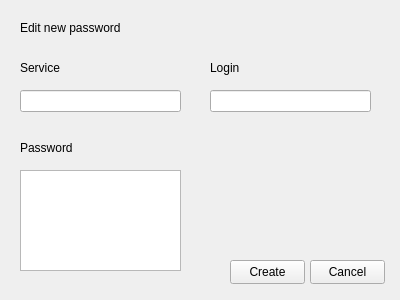
Above: editwidget.ui from pkuszn/PasswordManagerQT before the change. Below: the same form after it.
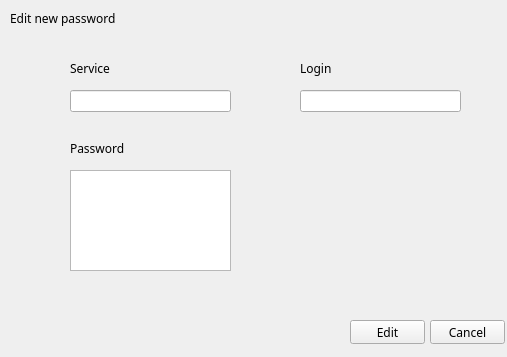
That is the form after the change.

Patch:
```diff
--- a/editwidget.ui
+++ b/editwidget.ui
@@ -6,18 +6,23 @@
    <rect>
     <x>0</x>
     <y>0</y>
-    <width>400</width>
-    <height>300</height>
+    <width>507</width>
+    <height>357</height>
    </rect>
   </property>
+  <property name="font">
+   <font>
+    <family>Fira Code Medium</family>
+   </font>
+  </property>
   <property name="windowTitle">
    <string>Form</string>
   </property>
   <widget class="QPushButton" name="pushButton_2">
    <property name="geometry">
     <rect>
-     <x>310</x>
-     <y>260</y>
+     <x>430</x>
+     <y>320</y>
      <width>75</width>
      <height>24</height>
     </rect>
@@ -29,7 +34,7 @@
   <widget class="QLineEdit" name="lineEdit_2">
    <property name="geometry">
     <rect>
-     <x>210</x>
+     <x>300</x>
      <y>90</y>
      <width>161</width>
      <height>22</height>
@@ -39,7 +44,7 @@
   <widget class="QLabel" name="label_4">
    <property name="geometry">
     <rect>
-     <x>210</x>
+     <x>300</x>
      <y>60</y>
      <width>81</width>
      <height>16</height>
@@ -52,7 +57,7 @@
   <widget class="QTextEdit" name="textEdit">
    <property name="geometry">
     <rect>
-     <x>20</x>
+     <x>70</x>
      <y>170</y>
      <width>161</width>
      <height>101</height>
@@ -62,20 +67,20 @@
   <widget class="QPushButton" name="pushButton">
    <property name="geometry">
     <rect>
-     <x>230</x>
-     <y>260</y>
+     <x>350</x>
+     <y>320</y>
      <width>75</width>
      <height>24</height>
     </rect>
    </property>
    <property name="text">
-    <string>Create</string>
+    <string>Edit</string>
    </property>
   </widget>
   <widget class="QLabel" name="label_3">
    <property name="geometry">
     <rect>
-     <x>20</x>
+     <x>70</x>
      <y>60</y>
      <width>81</width>
      <height>16</height>
@@ -88,7 +93,7 @@
   <widget class="QLabel" name="label">
    <property name="geometry">
     <rect>
-     <x>20</x>
+     <x>70</x>
      <y>140</y>
      <width>81</width>
      <height>16</height>
@@ -101,8 +106,8 @@
   <widget class="QLabel" name="label_5">
    <property name="geometry">
     <rect>
-     <x>20</x>
-     <y>20</y>
+     <x>10</x>
+     <y>10</y>
      <width>191</width>
      <height>16</height>
     </rect>
@@ -114,7 +119,7 @@
   <widget class="QLineEdit" name="lineEdit">
    <property name="geometry">
     <rect>
-     <x>20</x>
+     <x>70</x>
      <y>90</y>
      <width>161</width>
      <height>22</height>
```
